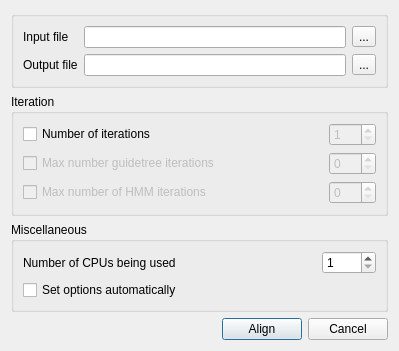
Before: the Qt Designer form src/plugins/external_tool_support/src/ui/ClustalOSupportRunDialog.ui in violethaze74/ugene, drawn with Qt 5.
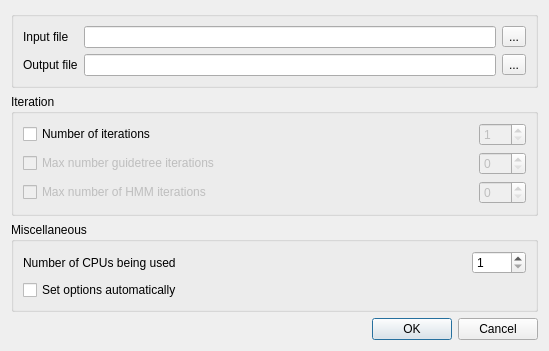
After: the same form once the commit is applied.

Commit message: Help system for all dialogs, UI improvements for all dialogs.

Patch:
```diff
--- a/src/plugins/external_tool_support/src/ui/ClustalOSupportRunDialog.ui
+++ b/src/plugins/external_tool_support/src/ui/ClustalOSupportRunDialog.ui
@@ -6,14 +6,26 @@
    <rect>
     <x>0</x>
     <y>0</y>
-    <width>399</width>
-    <height>325</height>
+    <width>549</width>
+    <height>322</height>
    </rect>
   </property>
+  <property name="sizePolicy">
+   <sizepolicy hsizetype="Expanding" vsizetype="Expanding">
+    <horstretch>0</horstretch>
+    <verstretch>0</verstretch>
+   </sizepolicy>
+  </property>
+  <property name="minimumSize">
+   <size>
+    <width>0</width>
+    <height>0</height>
+   </size>
+  </property>
   <property name="maximumSize">
    <size>
     <width>16777215</width>
-    <height>350</height>
+    <height>16777215</height>
    </size>
   </property>
   <property name="windowTitle">
@@ -265,39 +277,15 @@
        </layout>
       </widget>
      </item>
-     <item>
-      <layout class="QGridLayout" name="gridLayout_11">
-       <item row="0" column="0">
-        <spacer name="horizontalSpacer">
-         <property name="orientation">
-          <enum>Qt::Horizontal</enum>
-         </property>
-         <property name="sizeHint" stdset="0">
-          <size>
-           <width>40</width>
-           <height>20</height>
-          </size>
-         </property>
-        </spacer>
-       </item>
-       <item row="0" column="1">
-        <widget class="QPushButton" name="alignButton">
-         <property name="text">
-          <string>Align</string>
-         </property>
-        </widget>
-       </item>
-       <item row="0" column="2">
-        <widget class="QPushButton" name="cancelButton">
-         <property name="text">
-          <string>Cancel</string>
-         </property>
-        </widget>
-       </item>
-      </layout>
-     </item>
     </layout>
    </item>
+   <item>
+    <widget class="QDialogButtonBox" name="buttonBox">
+     <property name="standardButtons">
+      <set>QDialogButtonBox::Cancel|QDialogButtonBox::Ok</set>
+     </property>
+    </widget>
+   </item>
   </layout>
  </widget>
  <resources/>
```
The commit also changes 309 other files.
